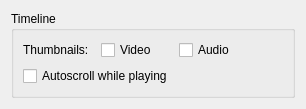
KDE/kdenlive, file src/widgets/configdisplay_ui.ui: the form before one commit.
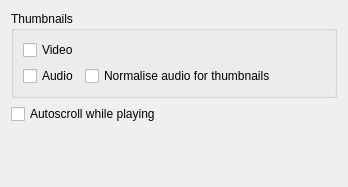
The form after the commit.

Commit message: config option to normalise audio for thumbnails + small cleanup

What changed in the file:
```diff
--- a/src/widgets/configdisplay_ui.ui
+++ b/src/widgets/configdisplay_ui.ui
@@ -5,39 +5,25 @@
    <rect>
     <x>0</x>
     <y>0</y>
-    <width>306</width>
-    <height>107</height>
+    <width>348</width>
+    <height>187</height>
    </rect>
   </property>
   <layout class="QGridLayout" name="gridLayout_2" >
    <item row="0" column="0" >
     <widget class="QGroupBox" name="groupBox" >
      <property name="title" >
-      <string>Timeline</string>
+      <string>Thumbnails</string>
      </property>
      <layout class="QGridLayout" name="gridLayout" >
       <item row="0" column="0" >
-       <widget class="QLabel" name="label_2" >
-        <property name="text" >
-         <string>Thumbnails:</string>
-        </property>
-       </widget>
-      </item>
-      <item row="0" column="1" >
        <widget class="QCheckBox" name="kcfg_videothumbnails" >
         <property name="text" >
          <string>Video</string>
         </property>
        </widget>
       </item>
-      <item row="0" column="2" >
-       <widget class="QCheckBox" name="kcfg_audiothumbnails" >
-        <property name="text" >
-         <string>Audio</string>
-        </property>
-       </widget>
-      </item>
-      <item row="0" column="3" >
+      <item row="0" column="1" >
        <spacer name="horizontalSpacer" >
         <property name="orientation" >
          <enum>Qt::Horizontal</enum>
@@ -50,10 +36,17 @@
         </property>
        </spacer>
       </item>
-      <item row="1" column="0" colspan="2" >
-       <widget class="QCheckBox" name="kcfg_autoscroll" >
+      <item row="1" column="0" >
+       <widget class="QCheckBox" name="kcfg_audiothumbnails" >
         <property name="text" >
-         <string>Autoscroll while playing</string>
+         <string>Audio</string>
+        </property>
+       </widget>
+      </item>
+      <item row="1" column="1" >
+       <widget class="QCheckBox" name="kcfg_normaliseaudiothumbs" >
+        <property name="text" >
+         <string>Normalise audio for thumbnails</string>
         </property>
        </widget>
       </item>
@@ -61,6 +54,13 @@
     </widget>
    </item>
    <item row="1" column="0" >
+    <widget class="QCheckBox" name="kcfg_autoscroll" >
+     <property name="text" >
+      <string>Autoscroll while playing</string>
+     </property>
+    </widget>
+   </item>
+   <item row="2" column="0" >
     <spacer name="verticalSpacer" >
      <property name="orientation" >
       <enum>Qt::Vertical</enum>
```
The commit also changes 2 other files.
